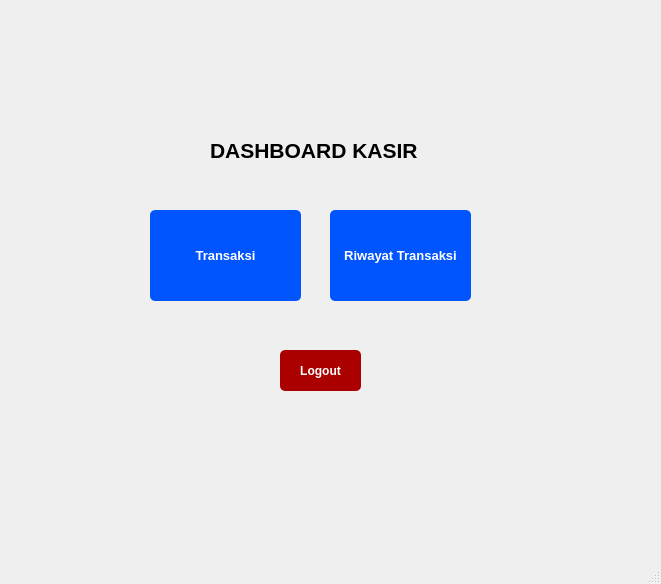
This is dashboard_kasir.ui in naylasalsdev-project/SudiKasusUAS as Qt 5 draws it before an edit. The edited form follows.
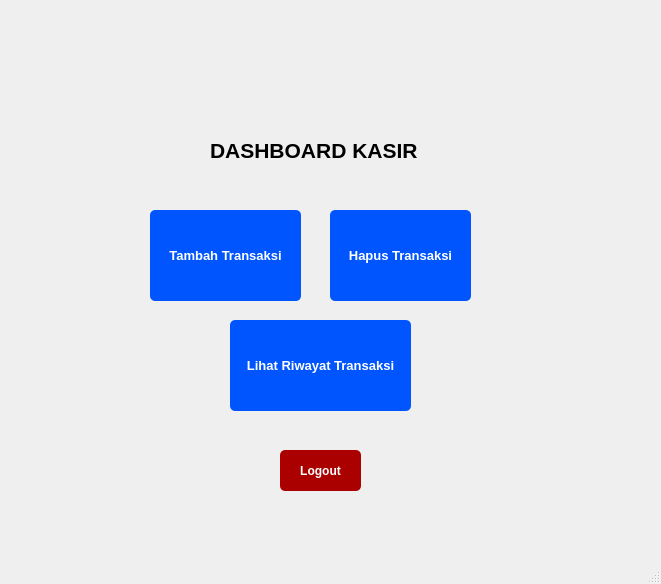
This is the edited form.

What changed in the file:
```diff
--- a/dashboard_kasir.ui
+++ b/dashboard_kasir.ui
@@ -59,7 +59,7 @@
 }</string>
     </property>
     <property name="text">
-     <string>Transaksi</string>
+     <string>Tambah Transaksi</string>
     </property>
    </widget>
    <widget class="QPushButton" name="pushButton_3">
@@ -87,14 +87,14 @@
 }</string>
     </property>
     <property name="text">
-     <string>Riwayat Transaksi</string>
+     <string>Hapus Transaksi</string>
     </property>
    </widget>
    <widget class="QPushButton" name="pushButton_5">
     <property name="geometry">
      <rect>
       <x>280</x>
-      <y>350</y>
+      <y>450</y>
       <width>81</width>
       <height>41</height>
      </rect>
@@ -118,6 +118,34 @@
      <string>Logout</string>
     </property>
    </widget>
+   <widget class="QPushButton" name="pushButton_4">
+    <property name="geometry">
+     <rect>
+      <x>230</x>
+      <y>320</y>
+      <width>181</width>
+      <height>91</height>
+     </rect>
+    </property>
+    <property name="font">
+     <font>
+      <pointsize>10</pointsize>
+      <weight>75</weight>
+      <bold>true</bold>
+     </font>
+    </property>
+    <property name="styleSheet">
+     <string notr="true">QPushButton {
+    background-color: rgb(0, 85, 255);
+    color: white;
+    border-radius: 5px;   
+    padding: 6px;           
+}</string>
+    </property>
+    <property name="text">
+     <string>Lihat Riwayat Transaksi</string>
+    </property>
+   </widget>
   </widget>
   <widget class="QMenuBar" name="menubar">
    <property name="geometry">
```
